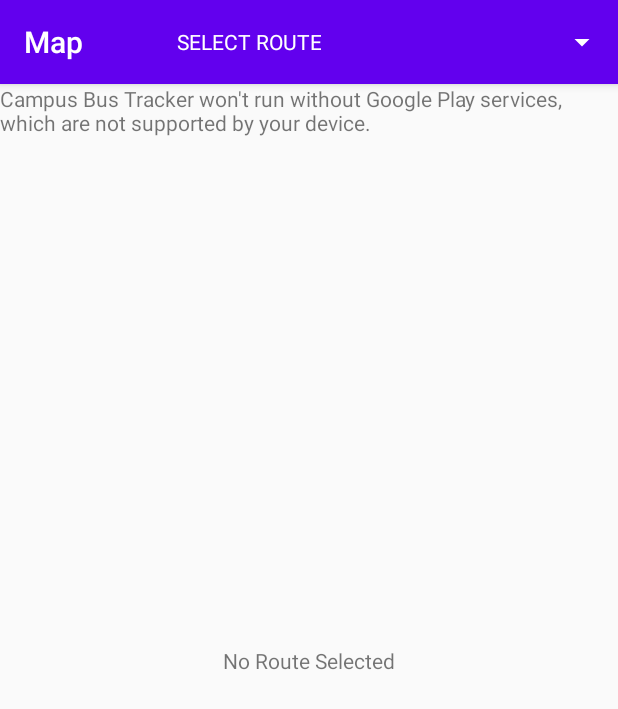
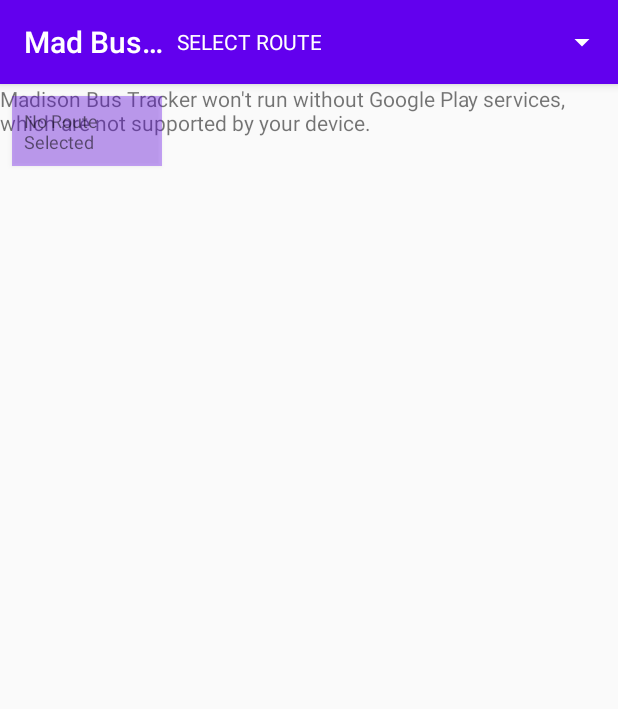
Before and after one commit to Sam-Ramakrishnan/CampusBusTracker, an Android app: the screen it shows after launch (MapsActivity), on a phone screen of 412 x 824 dp. Shown: the top 709 px of the screen. Run offline under Robolectric (Android 15) with nearby library versions, the phone set to English and light mode, and no system bars; our stand-ins replace RxJava.

Commit message:
Added lastUpdatetTime and googlmaps current location overlays

```diff
--- a/app/src/main/res/layout/activity_main.xml
+++ b/app/src/main/res/layout/activity_main.xml
@@ -16,14 +16,16 @@
 
     <TextView
         android:id="@+id/tv_inform"
-        android:layout_width="wrap_content"
+        android:layout_width="@dimen/inform_overlay_width"
         android:layout_height="wrap_content"
         android:text="No Route Selected"
-        app:layout_constraintBottom_toBottomOf="parent"
-        app:layout_constraintEnd_toEndOf="parent"
+        android:layout_margin="@dimen/padding"
+        android:padding="@dimen/padding"
+        android:background="@color/colorTranslucentPrimary"
         app:layout_constraintStart_toStartOf="parent"
         app:layout_constraintTop_toTopOf="parent"
-        android:elevation="2dp"/>
+        android:elevation="2dp"
+        android:textSize="@dimen/overlay_txt_size"/>
 
 
 </androidx.constraintlayout.widget.ConstraintLayout>
--- a/app/src/main/res/values/colors.xml
+++ b/app/src/main/res/values/colors.xml
@@ -3,4 +3,5 @@
     <color name="colorPrimary">#6200EE</color>
     <color name="colorPrimaryDark">#3700B3</color>
     <color name="colorAccent">#03DAC5</color>
+    <color name="colorTranslucentPrimary">#596200EE</color>
 </resources>
--- a/app/src/main/res/values/dimens.xml
+++ b/app/src/main/res/values/dimens.xml
@@ -4,4 +4,6 @@
     <dimen name="dropdown_width">100dp</dimen>
     <dimen name="dropdown_height">33dp</dimen>
     <dimen name="elevation">2dp</dimen>
+    <dimen name="inform_overlay_width">100dp</dimen>
+    <dimen name="overlay_txt_size">12sp</dimen>
 </resources>
--- a/app/src/main/res/values/strings.xml
+++ b/app/src/main/res/values/strings.xml
@@ -1,9 +1,12 @@
 <resources>
-    <string name="app_name">Campus Bus Tracker</string>
-    <string name="title_activity_maps">Map</string>
+    <string name="app_name">Madison Bus Tracker</string>
+    <string name="title_activity_maps">Mad Bus Tracker</string>
     <string name="okay">Okay</string>
     <string name="server_down">We\'re currently experiencing technical difficulties. Please, try again later.</string>
     <string name="inform_no_route">No Route Selected</string>
-    <string name="inform_no_bus">There are no buses on this route right now</string>
+    <string name="inform_no_bus">No Bus on This Route</string>
     <string name="loading">Loading..</string>
+    <string name="title_location_permission">Enable Location Services</string>
+    <string name="text_location_permission">For the best experience using the Bus Tracker, please grant permssion to access your location.</string>
+    <string name="ok">Okay</string>
 </resources>
```
Also changed, not shown: app/src/main/java/com/samramakrishnan/campusbustracker/MapsActivity.java (+91 -3 lines), app/src/main/java/com/samramakrishnan/campusbustracker/Utils.java (+22 -1 lines), app/src/main/res/drawable/bus3.png (renamed from app/src/main/res/drawable-v24/bus3.png), app/src/main/res/drawable/ic_launcher_foreground.xml (renamed from app/src/main/res/drawable-v24/ic_launcher_foreground.xml), app/src/main/res/drawable/stopsmall.png (renamed from app/src/main/res/drawable-v24/stopsmall.png).
